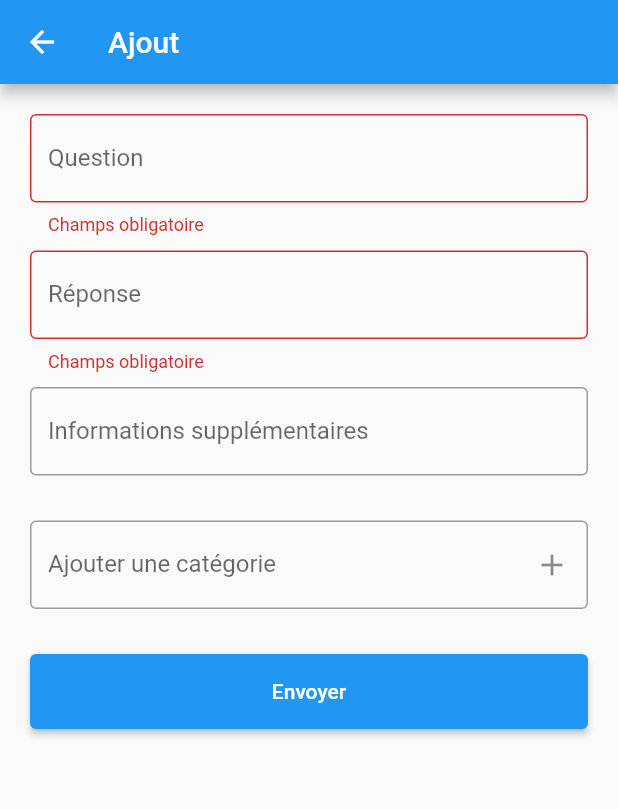
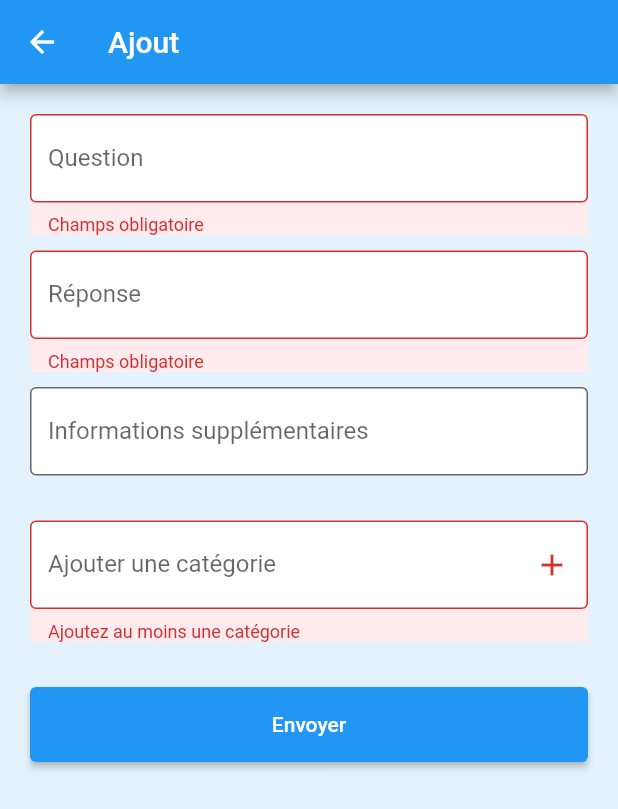
Before and after one commit to Doktity/leitner, a Flutter app: the AddPage screen opened directly, after a tap on "Envoyer", on a phone screen of 412 x 824 dp. Shown: the top 809 px of the screen. Run offline on Flutter 3.47's test engine with Material 2 defaults, Android fonts, the phone set to English and light mode, and no system bars; our stand-ins replace cloud_firestore, date_field, firebase_auth, firebase_core, google_sign_in; accounts and stored records are empty; network calls fail.

```diff
--- a/lib/pages/AddPage.dart
+++ b/lib/pages/AddPage.dart
@@ -36,6 +36,7 @@ class _AddPageState extends State<AddPage> {
   @override
   Widget build(BuildContext context) {
     return Scaffold(
+      backgroundColor: Colors.blue.shade50,
       appBar: AppBar(
         title: Text("Ajout"),
         leading: IconButton(
@@ -57,9 +58,12 @@ class _AddPageState extends State<AddPage> {
             child: Column(
               children: [
                 Container(
+                  color: Colors.red.shade50,
                   margin: EdgeInsets.only(bottom: 10),
                   child: TextFormField(
                     decoration: InputDecoration(
+                      filled: true,
+                      fillColor: Colors.white,
                       labelText: "Question",
                       hintText: "Entrez la question",
                       border: OutlineInputBorder()
@@ -74,9 +78,12 @@ class _AddPageState extends State<AddPage> {
                   ),
                 ),
                 Container(
+                  color: Colors.red.shade50,
                   margin: EdgeInsets.only(bottom: 10),
                   child: TextFormField(
                     decoration: InputDecoration(
+                        filled: true,
+                        fillColor: Colors.white,
                         labelText: "Réponse",
                         hintText: "Entrez la réponse",
                         border: OutlineInputBorder()
@@ -91,9 +98,12 @@ class _AddPageState extends State<AddPage> {
                   ),
                 ),
                 Container(
+                  color: Colors.red.shade50,
                   margin: EdgeInsets.only(bottom: 10),
                   child: TextFormField(
                     decoration: InputDecoration(
+                        filled: true,
+                        fillColor: Colors.white,
                         labelText: "Informations supplémentaires",
                         hintText: "Entrez des informations, des explications ...",
                         border: OutlineInputBorder()
@@ -103,9 +113,12 @@ class _AddPageState extends State<AddPage> {
                 ),
                 SizedBox(height: 20),
                 Container(
+                  color: Colors.red.shade50,
                   margin: EdgeInsets.only(bottom: 10),
                   child: TextFormField(
                     decoration: InputDecoration(
+                      filled: true,
+                      fillColor: Colors.white,
                       labelText: "Ajouter une catégorie",
                       hintText: "Entrez une catégorie pour la question",
                       border: OutlineInputBorder(),
@@ -119,6 +132,12 @@ class _AddPageState extends State<AddPage> {
                         icon: Icon(Icons.add),
                       ),
                     ),
+                    validator: (value) {
+                      if (categories.isEmpty) {
+                        return "Ajoutez au moins une catégorie";
+                      }
+                      return null;
+                    },
                     controller: categorieController,
                   ),
                 ),
--- a/lib/pages/HomePage.dart
+++ b/lib/pages/HomePage.dart
@@ -12,6 +12,7 @@ class HomePage extends StatelessWidget {
   @override
   Widget build(BuildContext context) {
     return Scaffold(
+      backgroundColor: Colors.blue.shade50,
       body: Center(
           child: Column(
             mainAxisAlignment: MainAxisAlignment.center,
--- a/lib/pages/ListPage.dart
+++ b/lib/pages/ListPage.dart
@@ -25,6 +25,7 @@ class _ListPageState extends State<ListPage> {
   @override
   Widget build(BuildContext context) {
     return Scaffold(
+      backgroundColor: Colors.blue.shade50,
       appBar: AppBar(
         title: Text("Liste"),
         leading: IconButton(
--- a/pubspec.yaml
+++ b/pubspec.yaml
@@ -31,6 +31,7 @@ dependencies:
   flutter:
     sdk: flutter
   date_field: ^3.0.5
+  google_sign_in: ^6.1.5
 
 
   # The following adds the Cupertino Icons font to your application.
@@ -38,6 +39,7 @@ dependencies:
   cupertino_icons: ^1.0.2
   firebase_core: ^2.15.1
   cloud_firestore: ^4.9.1
+  firebase_auth: ^4.10.1
 
 dev_dependencies:
   flutter_test:
```
Also changed, not shown: lib/main.dart (+33 -2 lines), lib/pages/AnswerPage.dart (+16 -1 lines), lib/pages/DailyPage.dart (+25 -2 lines), pubspec.lock, 3 other files.
